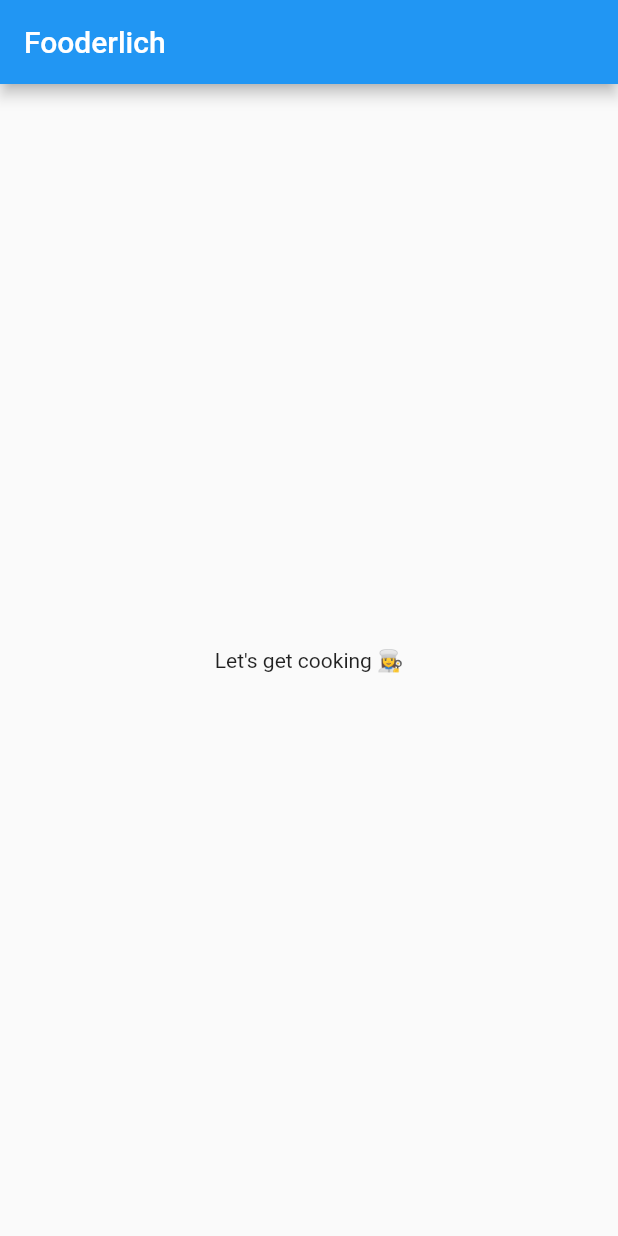
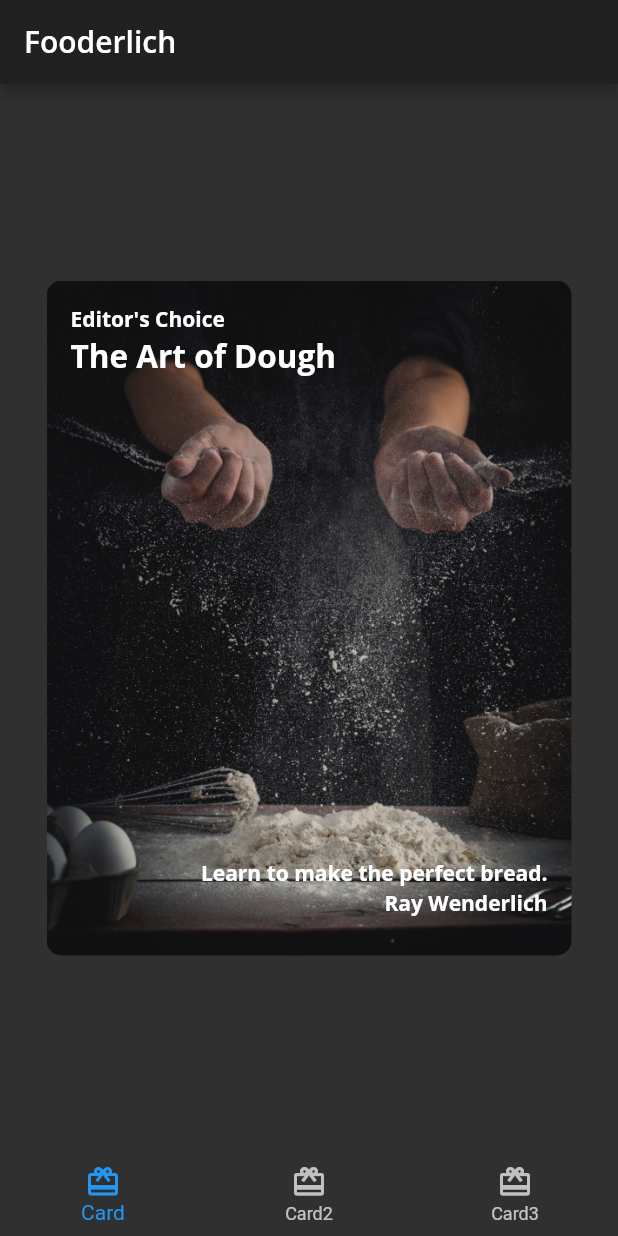
Before and after one commit to Kirill-Streltsov/basic_widgets, a Flutter app: the screen it shows after launch, on a phone screen of 412 x 824 dp. Run offline on Flutter 3.47's test engine with Material 2 defaults, Android fonts, the phone set to English and light mode, and no system bars; our stand-ins replace google_fonts.

```diff
--- /dev/null
+++ b/lib/card1.dart
@@ -0,0 +1,63 @@
+import 'package:flutter/material.dart';
+import 'fooderlich_theme.dart';
+import 'main.dart';
+
+class Card1 extends StatelessWidget {
+  const Card1({super.key});
+
+  final String category = 'Editor\'s Choice';
+  final String title = 'The Art of Dough';
+  final String description = 'Learn to make the perfect bread.';
+  final String chef = 'Ray Wenderlich';
+
+  @override
+  Widget build(BuildContext context) {
+    return Center(
+      child: Container(
+        padding: const EdgeInsets.all(16),
+        constraints: const BoxConstraints.expand(
+          width: 350,
+          height: 450,
+        ),
+        decoration: const BoxDecoration(
+          image: DecorationImage(
+            image: AssetImage('assets/mag1.png'),
+            fit: BoxFit.cover,
+          ),
+          borderRadius: BorderRadius.all(Radius.circular(10.0)),
+        ),
+        child: Stack(
+          children: [
+            Text(
+              category,
+              style: FooderlichTheme.darkTextTheme.bodyLarge,
+            ),
+            Positioned(
+              top: 20,
+              child: Text(
+                title,
+                style: FooderlichTheme.darkTextTheme.displayMedium,
+              ),
+            ),
+            Positioned(
+              bottom: 30,
+              right: 0,
+              child: Text(
+                description,
+                style: FooderlichTheme.darkTextTheme.bodyLarge,
+              ),
+            ),
+            Positioned(
+              bottom: 10,
+              right: 0,
+              child: Text(
+                chef,
+                style: FooderlichTheme.darkTextTheme.bodyLarge,
+              ),
+            )
+          ],
+        )
+      ),
+    );
+  }
+}
--- a/lib/fooderlich_theme.dart
+++ b/lib/fooderlich_theme.dart
@@ -4,27 +4,27 @@ import 'package:google_fonts/google_fonts.dart';
 class FooderlichTheme {
   // 1
   static TextTheme lightTextTheme = TextTheme(
-    bodyText1: GoogleFonts.openSans(
+    bodyLarge: GoogleFonts.openSans(
       fontSize: 14.0,
       fontWeight: FontWeight.w700,
       color: Colors.black,
     ),
-    headline1: GoogleFonts.openSans(
+    displayLarge: GoogleFonts.openSans(
       fontSize: 32.0,
       fontWeight: FontWeight.bold,
       color: Colors.black,
     ),
-    headline2: GoogleFonts.openSans(
+    displayMedium: GoogleFonts.openSans(
       fontSize: 21.0,
       fontWeight: FontWeight.w700,
       color: Colors.black,
     ),
-    headline3: GoogleFonts.openSans(
+    displaySmall: GoogleFonts.openSans(
       fontSize: 16.0,
       fontWeight: FontWeight.w600,
       color: Colors.black,
     ),
-    headline6: GoogleFonts.openSans(
+    titleLarge: GoogleFonts.openSans(
       fontSize: 20.0,
       fontWeight: FontWeight.w600,
       color: Colors.black,
@@ -33,27 +33,27 @@ class FooderlichTheme {
 
   // 2
   static TextTheme darkTextTheme = TextTheme(
-    bodyText1: GoogleFonts.openSans(
+    bodyLarge: GoogleFonts.openSans(
       fontSize: 14.0,
       fontWeight: FontWeight.w700,
       color: Colors.white,
     ),
-    headline1: GoogleFonts.openSans(
+    displayLarge: GoogleFonts.openSans(
       fontSize: 32.0,
       fontWeight: FontWeight.bold,
       color: Colors.white,
     ),
-    headline2: GoogleFonts.openSans(
+    displayMedium: GoogleFonts.openSans(
       fontSize: 21.0,
       fontWeight: FontWeight.w700,
       color: Colors.white,
     ),
-    headline3: GoogleFonts.openSans(
+    displaySmall: GoogleFonts.openSans(
       fontSize: 16.0,
       fontWeight: FontWeight.w600,
       color: Colors.white,
     ),
-    headline6: GoogleFonts.openSans(
+    titleLarge: GoogleFonts.openSans(
       fontSize: 20.0,
       fontWeight: FontWeight.w600,
       color: Colors.white,
@@ -80,7 +80,7 @@ class FooderlichTheme {
         backgroundColor: Colors.black,
       ),
       bottomNavigationBarTheme: const BottomNavigationBarThemeData(
-        selectedItemColor: Colors.green,
+        selectedItemColor: Colors.blue,
       ),
       textTheme: lightTextTheme,
     );
@@ -99,7 +99,7 @@ class FooderlichTheme {
         backgroundColor: Colors.green,
       ),
       bottomNavigationBarTheme: const BottomNavigationBarThemeData(
-        selectedItemColor: Colors.green,
+        selectedItemColor: Colors.blue,
       ),
       textTheme: darkTextTheme,
     );
--- /dev/null
+++ b/lib/home.dart
@@ -0,0 +1,61 @@
+import 'package:flutter/material.dart';
+import 'card1.dart';
+import 'card2.dart';
+import 'card3.dart';
+
+// 1
+class Home extends StatefulWidget {
+  const Home({super.key});
+
+  @override
+  HomeState createState() => HomeState();
+}
+
+class HomeState extends State<Home> {
+  int _selectedIndex = 0;
+  static List<Widget> pages = <Widget>[
+    const Card1(),
+    const Card2(),
+    const Card3(),
+  ];
+
+  void _onItemTapped(int index) {
+    setState(() {
+      _selectedIndex = index;
+    });
+  }
+
+  @override
+  Widget build(BuildContext context) {
+    return Scaffold(
+      appBar: AppBar(
+        title: Text(
+          'Fooderlich',
+          // 2
+          style: Theme.of(context).textTheme.titleLarge,
+        ),
+      ),
+      body: pages[_selectedIndex],
+      bottomNavigationBar: BottomNavigationBar(
+        selectedItemColor:
+          Theme.of(context).textSelectionTheme.selectionColor,
+        currentIndex: _selectedIndex,
+        onTap: _onItemTapped,
+        items: const [
+          BottomNavigationBarItem(
+            icon: Icon(Icons.card_giftcard),
+            label: 'Card',
+          ),
+          BottomNavigationBarItem(
+            icon: Icon(Icons.card_giftcard),
+            label: 'Card2',
+          ),
+          BottomNavigationBarItem(
+            icon: Icon(Icons.card_giftcard),
+            label: 'Card3',
+          ),
+        ]
+      ),
+    );
+  }
+}
--- a/lib/main.dart
+++ b/lib/main.dart
@@ -1,6 +1,6 @@
 import 'package:flutter/material.dart';
 import 'fooderlich_theme.dart';
-import 'package:flutter/cupertino.dart';
+import 'home.dart';
 
 void main() {
   // 1
@@ -12,19 +12,11 @@ class Fooderlich extends StatelessWidget {
   const Fooderlich({super.key});
   @override
   Widget build(BuildContext context) {
-    // TODO: Create theme
-    // TODO: Apply Home widget
-    // 3
+    final theme = FooderlichTheme.dark();
     return MaterialApp(
-      // TODO: Add theme
+      theme: theme,
       title: 'Fooderlich',
-      // 4
-      home: Scaffold(
-        // TODO: Style the title
-        appBar: AppBar(title: const Text('Fooderlich')),
-        // TODO: Style the body text
-        body: const Center(child: Text('Let\'s get cooking 👩‍🍳')),
-      ),
+      home: const Home(),
     );
   }
 }
--- a/pubspec.yaml
+++ b/pubspec.yaml
@@ -10,7 +10,7 @@ environment:
 dependencies:
   flutter:
     sdk: flutter
-  google_fonts: ^3.0.1
+  google_fonts: ^4.0.4
 
 dev_dependencies:
   flutter_test:
```
Also changed, not shown: lib/author_card.dart (added, +63 -0 lines), lib/card2.dart (added, +62 -0 lines), lib/card3.dart (added, +86 -0 lines), lib/circle_image.dart (added, +24 -0 lines), pubspec.lock.
